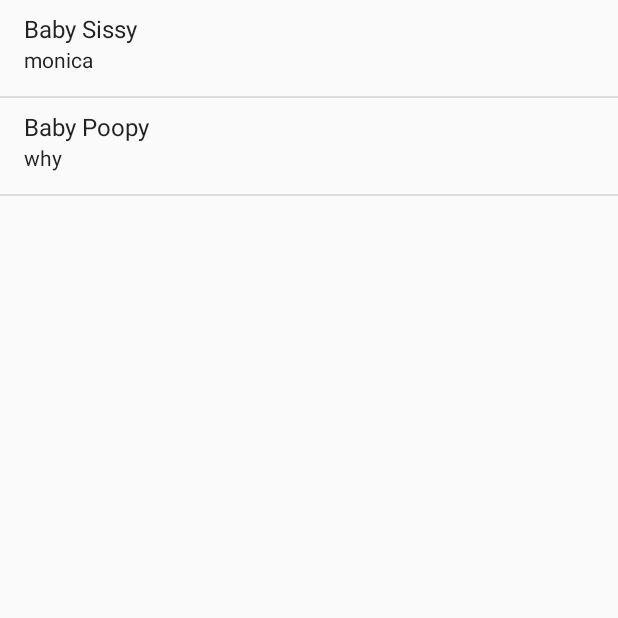
After one commit to Noumenon72/VoiceSecretary, an Android app: the AlarmListActivity screen opened directly, with no data from a screen before it, on a phone screen of 412 x 824 dp, the top half of it. The commit adds this screen. Run offline under Robolectric (Android 15) with nearby library versions, the phone set to English and light mode, and no system bars.

Commit message:
Handle setting alarms, mock up listing alarms

```diff
--- /dev/null
+++ b/app/src/main/java/com/kovaciny/voicesecretary/AlarmListActivity.java
@@ -0,0 +1,42 @@
+package com.kovaciny.voicesecretary;
+
+import android.app.Activity;
+import android.app.ListActivity;
+import android.os.Bundle;
+import android.view.View;
+import android.widget.ListAdapter;
+import android.widget.ListView;
+import android.widget.SimpleAdapter;
+
+import java.util.ArrayList;
+import java.util.HashMap;
+import java.util.List;
+import java.util.Map;
+
+public class AlarmListActivity extends ListActivity {
+
+    @Override
+    protected void onCreate(Bundle savedInstanceState) {
+        super.onCreate(savedInstanceState);
+//        setContentView(R.layout.activity_alarm_list);
+
+        List<Map<String, String>> data = new ArrayList<>();
+        Map<String, String> item1 = new HashMap<String, String>();
+        item1.put("name", "Baby Sissy");
+        item1.put("alias", "monica");
+        data.add(item1);
+        Map<String, String> item2 = new HashMap<String, String>();
+        item2.put("name", "Baby Poopy");
+        item2.put("alias", "why");
+        data.add(item2);
+
+        String[] from = new String[]{"name", "alias"};
+        int[] to = new int[]{android.R.id.text1, android.R.id.text2};
+        SimpleAdapter sa = new SimpleAdapter(this, data, android.R.layout.simple_list_item_2, from, to);
+
+//        ListView lv = (ListView) findViewById(R.id.listAlarms);
+//        lv.setAdapter(sa);
+        setListAdapter(sa);
+    }
+
+}
--- a/app/src/main/res/layout/activity_main.xml
+++ b/app/src/main/res/layout/activity_main.xml
@@ -12,7 +12,7 @@
     android:gravity="center_horizontal">
 
     <LinearLayout
-        android:orientation="horizontal"
+        android:orientation="vertical"
         android:layout_width="match_parent"
         android:layout_height="wrap_content">
 
@@ -24,8 +24,7 @@
         <TextView
             android:layout_width="wrap_content"
             android:layout_height="wrap_content"
-            tools:text="4/6/2016"
-            style="@android:style/Widget.Holo.Spinner" />
+            tools:text="4/6/2016" />
 
     </LinearLayout>
 
```
Also changed, not shown: app/src/main/AndroidManifest.xml (+10 -4 lines), app/src/main/java/com/kovaciny/voicesecretary/AudioRecordTest.java (+13 -7 lines), app/src/main/java/com/kovaciny/voicesecretary/MainActivity.java (+52 -19 lines), app/src/main/res/layout/activity_alarm_list.xml (added, +38 -0 lines).
